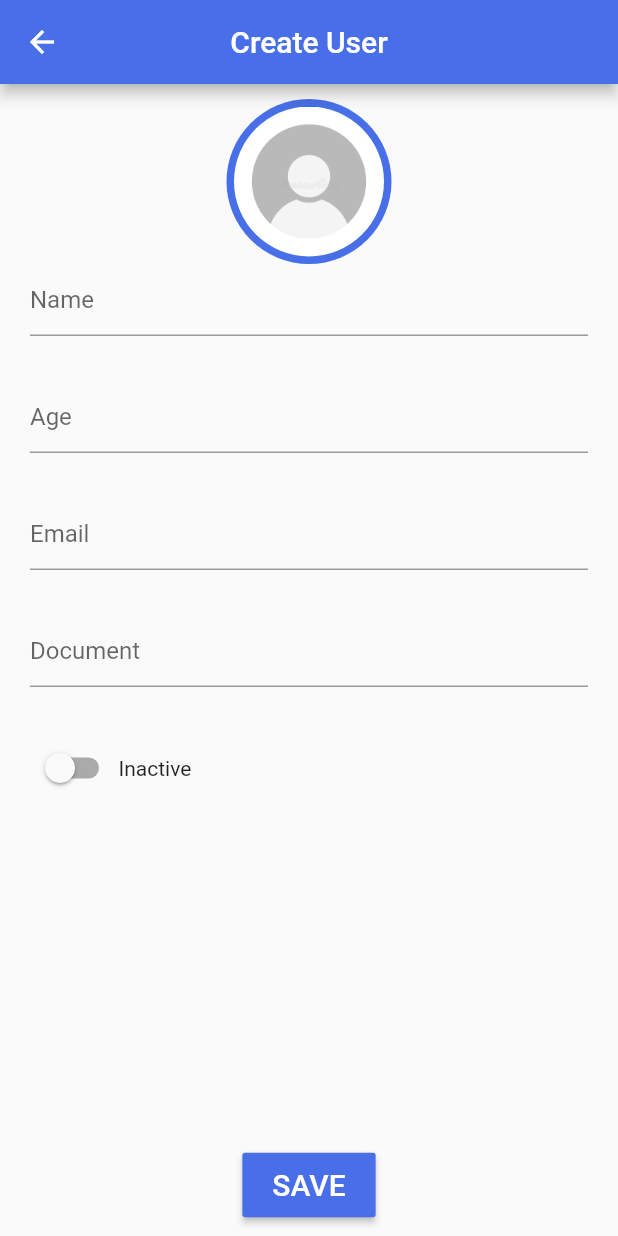
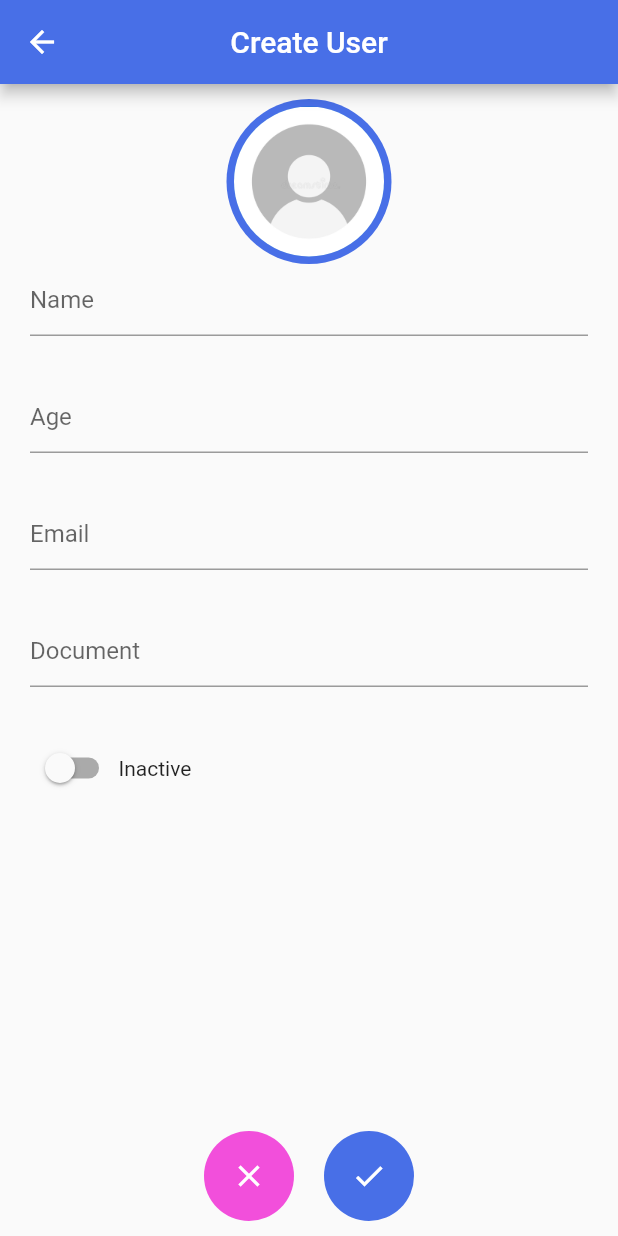
Before and after one commit to adoniasdantas/bootcamp_growdev_user_list, a Flutter app: the CreateUserScreen screen opened by its route, on a phone screen of 412 x 824 dp. Run offline on Flutter 3.47's test engine with Material 2 defaults, Android fonts, the phone set to English and light mode, and no system bars; our stand-ins replace image_picker, sqflite; accounts and stored records are empty.

Commit message:
applied visual from dribbble

```diff
--- a/lib/screens/create_user_screen.dart
+++ b/lib/screens/create_user_screen.dart
@@ -137,7 +137,8 @@ class _CreateUserScreenState extends State<CreateUserScreen> {
                         height: 30,
                       ),
                       TextFormField(
-                        initialValue: user?.age != null ? user?.age.toString() : '',
+                        initialValue:
+                            user?.age != null ? user?.age.toString() : '',
                         keyboardType: TextInputType.number,
                         decoration: InputDecoration(hintText: 'Age'),
                         validator: (value) {
@@ -209,20 +210,35 @@ class _CreateUserScreenState extends State<CreateUserScreen> {
                 ),
               ),
             ),
-            RaisedButton(
-              onPressed: save,
-              color: Theme.of(context).primaryColor,
-              child: Text(
-                user?.id == null ? 'SAVE' : 'UPDATE',
-                style: TextStyle(
-                  color: Colors.white,
-                  fontSize: 20,
+            Row(
+              mainAxisAlignment: MainAxisAlignment.center,
+              children: [
+                CircleAvatar(
+                  radius: 30,
+                  backgroundColor: Color(0xfff24fdb),
+                  child: IconButton(
+                    icon: Icon(
+                      Icons.clear,
+                      color: Colors.white,
+                    ),
+                    onPressed: () {
+                      Navigator.of(context).pop();
+                    },
+                  ),
                 ),
-              ),
-              padding: EdgeInsets.symmetric(
-                horizontal: 20,
-                vertical: 10,
-              ),
+                SizedBox(width: 20),
+                CircleAvatar(
+                  radius: 30,
+                  backgroundColor: Theme.of(context).primaryColor,
+                  child: IconButton(
+                    icon: Icon(
+                      Icons.check,
+                      color: Colors.white,
+                    ),
+                    onPressed: save,
+                  ),
+                ),
+              ],
             ),
           ],
         ),
```
